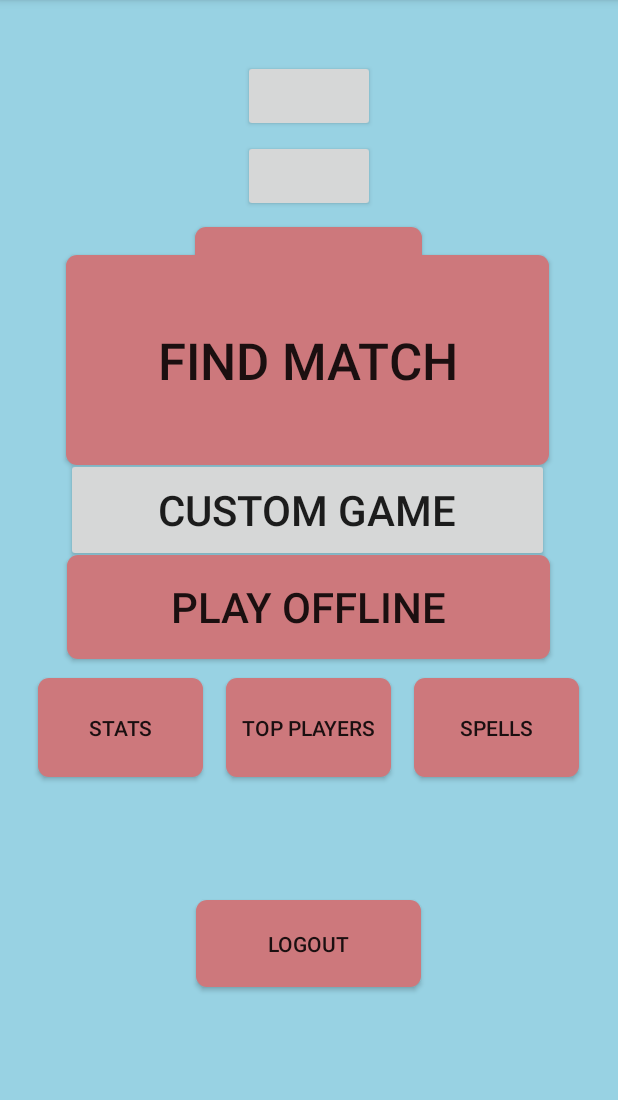
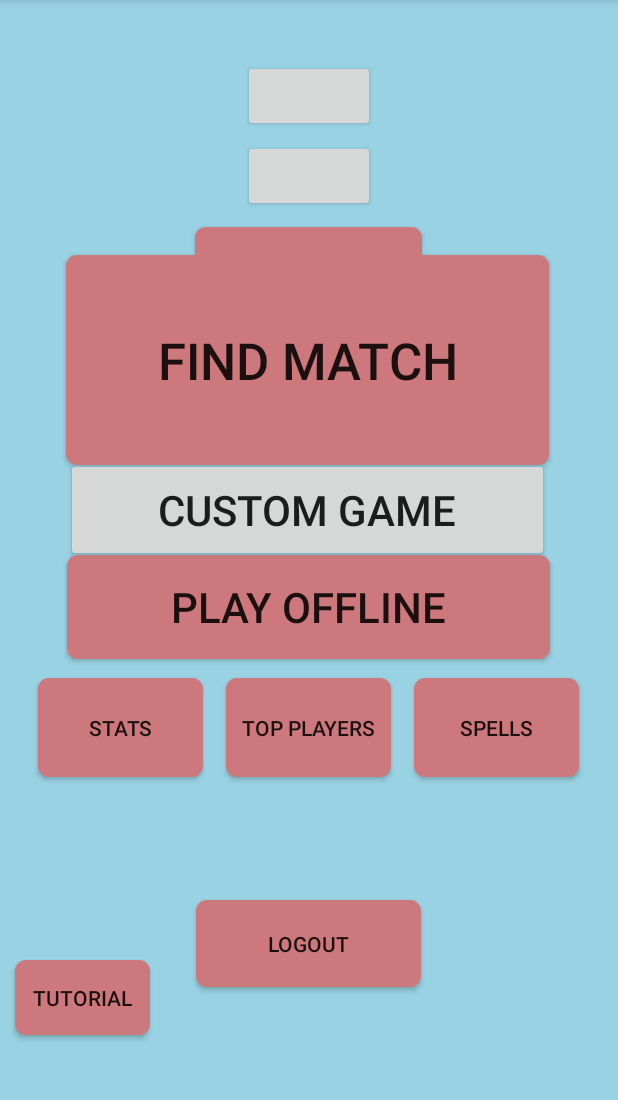
Before and after one commit to crosenblatt/wizard-duel-2-app, an Android app: the HomePageActivity screen opened directly, with no data from a screen before it, on a phone screen of 412 x 824 dp, the part 84-1184 px from its top. Run offline under Robolectric (Android 15) with nearby library versions, the phone set to English and light mode, and no system bars; libraries missing offline, so code that uses them is left out: com.facebook, com.facebook.appevents, com.facebook.login, com.github.nkzawa.emitter, com.github.nkzawa.socketio and 1 more; plain views replace LoginButton, TwitterLoginButton; 13 statements that could not run were skipped.

Commit message:
Tutorial Button and start on activity

```diff
--- a/WizardDuel2/app/src/main/java/com/cs307/crosenblatt/wizardduel2/HomePageActivity.java
+++ b/WizardDuel2/app/src/main/java/com/cs307/crosenblatt/wizardduel2/HomePageActivity.java
@@ -56,7 +56,7 @@ public class HomePageActivity extends AppCompatActivity {
     static final int UPDATE_USER_TITLE = 420;
 
     Socket socket;
-    Button play_button, stats_button, top_players_button, spellbook_button, play_offline_button, profile_button, logout_button, custom_games_button;
+    Button play_button, stats_button, top_players_button, spellbook_button, play_offline_button, profile_button, logout_button, custom_games_button, tutorial_button;
     LoginButton facebook_login_button;
     TwitterLoginButton twitter_login_button;
     User user;
@@ -81,6 +81,7 @@ public class HomePageActivity extends AppCompatActivity {
 
 
         profile_button = (Button)findViewById(R.id.go_to_profile);
+        tutorial_button = (Button)findViewById(R.id.tutorial_button);
         play_button=(Button)findViewById(R.id.game_button);
         logout_button=(Button)findViewById(R.id.logout_button);
         stats_button=(Button)findViewById(R.id.statpage_button);
@@ -375,6 +376,13 @@ public class HomePageActivity extends AppCompatActivity {
             }
         });
 
+        tutorial_button.setOnClickListener(new View.OnClickListener() {
+            @Override
+            public void onClick(View view) {
+                startActivity(new Intent(HomePageActivity.this, TutorialActivity.class));
+            }
+        });
+
 
         spellbook_button.setOnClickListener(new View.OnClickListener() {
             @Override
--- a/WizardDuel2/app/src/main/res/layout/activity_home_page.xml
+++ b/WizardDuel2/app/src/main/res/layout/activity_home_page.xml
@@ -90,6 +90,21 @@
             android:layout_centerHorizontal="true"
             android:text="@string/top_players" />
 
+
+        <Button
+            android:id="@+id/tutorial_button"
+            android:background="@drawable/rounded_button"
+            android:layout_width="90dp"
+            android:layout_height="50dp"
+            android:layout_marginEnd="50dp"
+            android:layout_marginStart="10dp"
+            android:layout_marginTop="640dp"
+            android:layout_centerHorizontal="false"
+            android:text="@string/tutorial"
+
+            />
+
+
         <Button
             android:id="@+id/logout_button"
             android:background="@drawable/rounded_button"
--- a/WizardDuel2/app/src/main/res/layout/activity_tutorial.xml
+++ b/WizardDuel2/app/src/main/res/layout/activity_tutorial.xml
@@ -39,7 +39,7 @@
                     android:layout_width="match_parent"
                     android:layout_height="wrap_content"
                     android:gravity="center_horizontal"
-                    android:text="@string/opp_name" />
+                    android:text="@string/villain" />
             </LinearLayout>
 
             <RelativeLayout
--- a/WizardDuel2/app/src/main/res/values/strings.xml
+++ b/WizardDuel2/app/src/main/res/values/strings.xml
@@ -71,5 +71,7 @@
     <string name="custom">Custom Game</string>
     <string name="req_name">Opponent User Name:</string>
     <string name="send_request">Send Request</string>
+    <string name="villain">Dragon</string>
+    <string name="tutorial">Tutorial</string>
 
 </resources>
```
